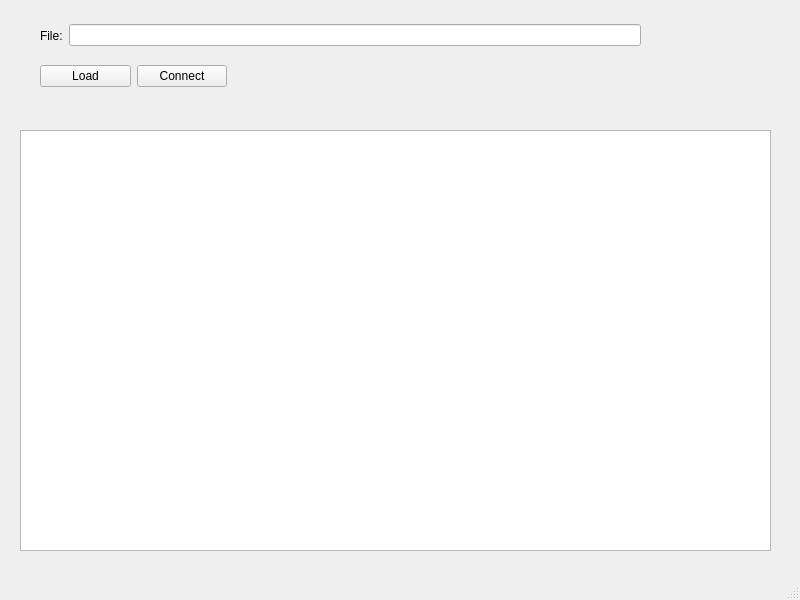
Above: mainwindow.ui from bliscosque/ThiagoAPP-Connections before the change. Below: the same form after it.
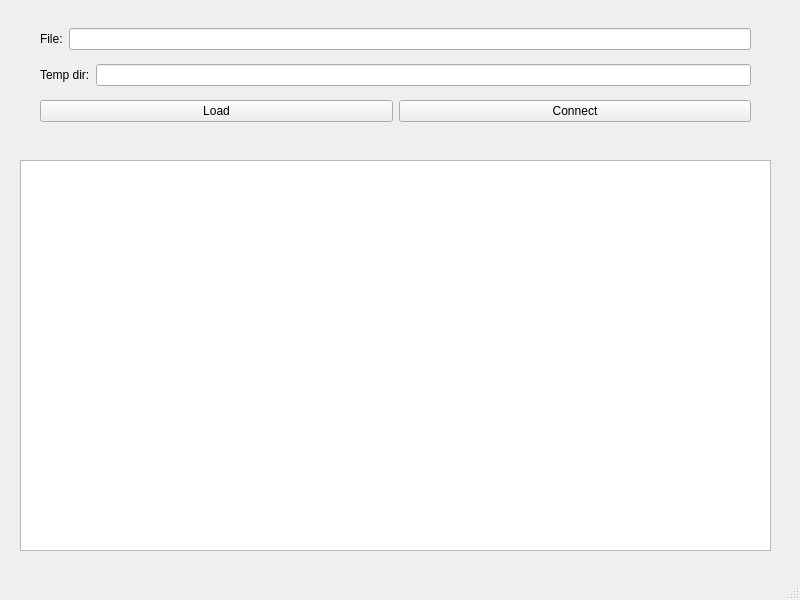
That is the form after the change.

The edit to the form file:
```diff
--- a/mainwindow.ui
+++ b/mainwindow.ui
@@ -18,9 +18,9 @@
     <property name="geometry">
      <rect>
       <x>20</x>
-      <y>130</y>
+      <y>160</y>
       <width>751</width>
-      <height>421</height>
+      <height>391</height>
      </rect>
     </property>
     <property name="editTriggers">
@@ -38,10 +38,12 @@
      <rect>
       <x>40</x>
       <y>20</y>
-      <width>601</width>
-      <height>31</height>
+      <width>711</width>
+      <height>110</height>
      </rect>
     </property>
+    <layout class="QVBoxLayout" name="verticalLayout">
+     <item>
     <layout class="QHBoxLayout" name="horizontalLayout">
      <item>
       <widget class="QLabel" name="label">
@@ -54,16 +56,22 @@
       <widget class="QLineEdit" name="edt_file"/>
      </item>
     </layout>
-   </widget>
-   <widget class="QWidget" name="">
-    <property name="geometry">
-     <rect>
-      <x>40</x>
-      <y>60</y>
-      <width>187</width>
-      <height>32</height>
-     </rect>
-    </property>
+     </item>
+     <item>
+      <layout class="QHBoxLayout" name="horizontalLayout_3">
+       <item>
+        <widget class="QLabel" name="label_2">
+         <property name="text">
+          <string>Temp dir:</string>
+         </property>
+        </widget>
+       </item>
+       <item>
+        <widget class="QLineEdit" name="edt_dest"/>
+       </item>
+      </layout>
+     </item>
+     <item>
     <layout class="QHBoxLayout" name="horizontalLayout_2">
      <item>
       <widget class="QPushButton" name="btn_load">
@@ -78,6 +86,8 @@
         <string>Connect</string>
        </property>
       </widget>
+       </item>
+      </layout>
      </item>
     </layout>
    </widget>
```
Lines whose indentation alone changed are shown as unchanged.
